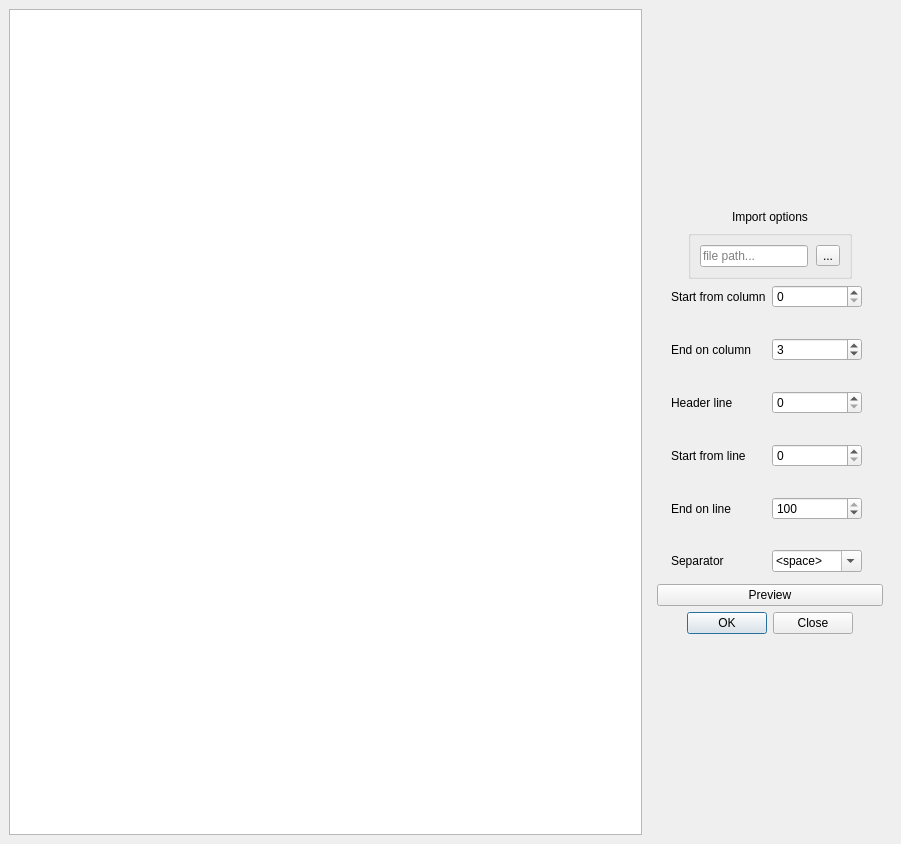
This is gui/import_window.ui in gecos-lab/PZero as Qt 5 draws it before an edit. The edited form follows.
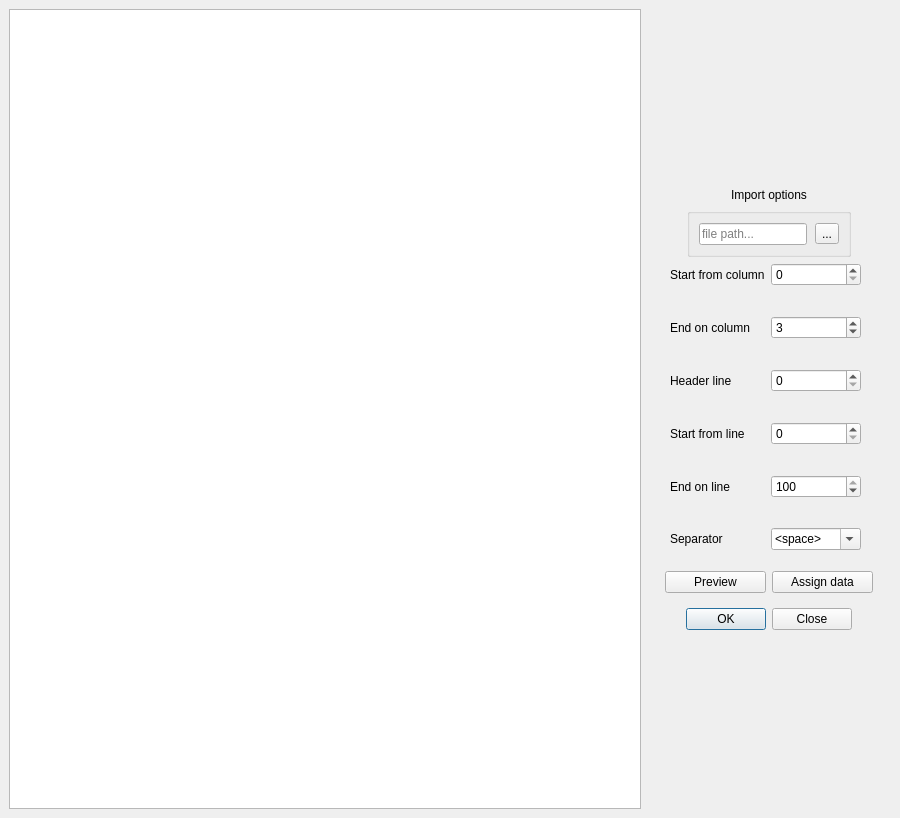
This is the edited form.

Commit message: Assign data and overall modifications

Diff of the .ui file:
```diff
--- a/gui/import_window.ui
+++ b/gui/import_window.ui
@@ -6,8 +6,8 @@
    <rect>
     <x>0</x>
     <y>0</y>
-    <width>901</width>
-    <height>844</height>
+    <width>900</width>
+    <height>818</height>
    </rect>
   </property>
   <property name="sizePolicy">
@@ -289,6 +289,9 @@
         </layout>
        </item>
        <item>
+        <widget class="QWidget" name="DataGroup" native="true">
+         <layout class="QHBoxLayout" name="DataLayout">
+          <item>
         <widget class="QPushButton" name="PreviewButton">
          <property name="text">
           <string>Preview</string>
@@ -296,6 +299,16 @@
         </widget>
        </item>
        <item>
+           <widget class="QPushButton" name="assignDataButton">
+            <property name="text">
+             <string>Assign data</string>
+            </property>
+           </widget>
+          </item>
+         </layout>
+        </widget>
+       </item>
+       <item>
         <widget class="QDialogButtonBox" name="ConfirmBox">
          <property name="standardButtons">
           <set>QDialogButtonBox::Close|QDialogButtonBox::Ok</set>
```
Left out of the diff: 2 changed lines with no effect on the pictures. Lines whose indentation alone changed are shown as unchanged. The commit also changes 8 other files.
